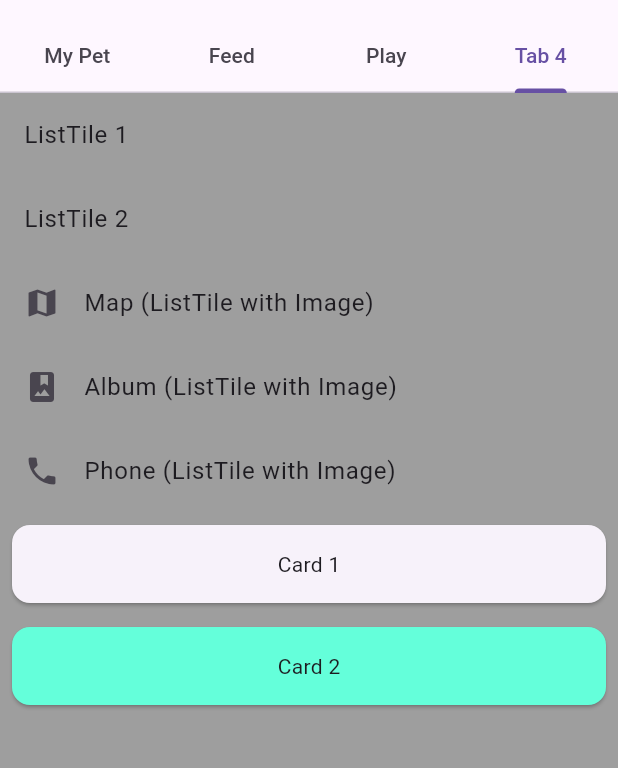
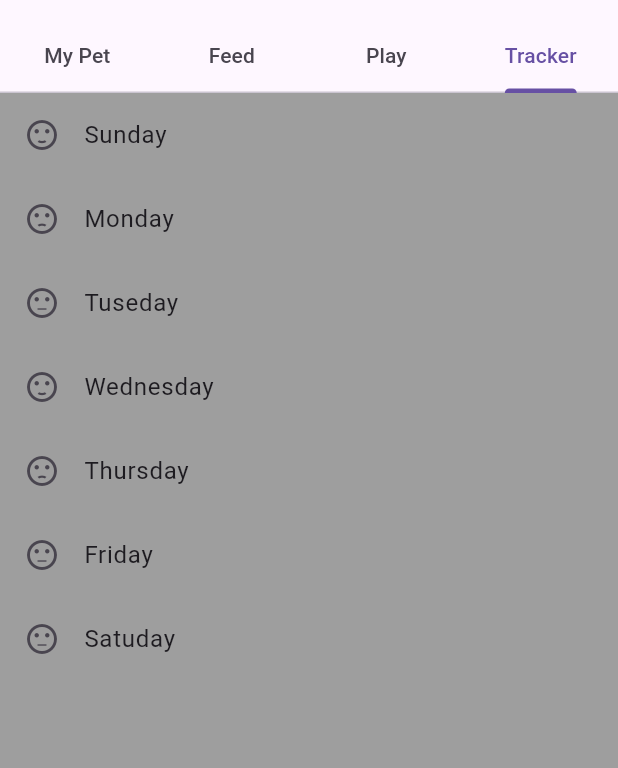
Before and after one commit to lajacl/digital_pet_app, a Flutter app: the screen it shows after launch, tab 4 chosen, on a phone screen of 412 x 824 dp, the part 63-831 px from its top. Run offline on Flutter 3.47's test engine with Material 3 defaults, Android fonts, the phone set to English and light mode, and no system bars; network calls fail.

Commit message:
Added happiness tracker feature

```diff
--- a/lib/main.dart
+++ b/lib/main.dart
@@ -51,7 +51,7 @@ class __TabsNonScrollableDemoState extends State<_TabsNonScrollableDemo>
   @override
   Widget build(BuildContext context) {
     // For the To do task hint: consider defining the widget and name of the tabs here
-    final tabs = ['My Pet', 'Feed', 'Play', 'Tab 4'];
+    final tabs = ['My Pet', 'Feed', 'Play', 'Tracker'];
     return Scaffold(
       appBar: AppBar(
         automaticallyImplyLeading: false,
@@ -161,34 +161,33 @@ class TabContentFour extends StatelessWidget {
       color: Colors.grey,
       child: ListView(
         children: [
-          ListTile(title: Text('ListTile 1')),
-          ListTile(title: Text('ListTile 2')),
           ListTile(
-            leading: Icon(Icons.map),
-            title: Text('Map (ListTile with Image)'),
+            leading: Icon(Icons.sentiment_satisfied),
+            title: Text('Sunday'),
           ),
           ListTile(
-            leading: Icon(Icons.photo_album),
-            title: Text('Album (ListTile with Image)'),
+            leading: Icon(Icons.sentiment_dissatisfied),
+            title: Text('Monday'),
           ),
           ListTile(
-            leading: Icon(Icons.phone),
-            title: Text('Phone (ListTile with Image)'),
+            leading: Icon(Icons.sentiment_neutral),
+            title: Text('Tuseday'),
           ),
-          Card(
-            margin: EdgeInsets.all(8.0),
-            child: Padding(
-              padding: EdgeInsetsGeometry.all(16.0),
-              child: Center(child: Text('Card 1')),
-            ),
+          ListTile(
+            leading: Icon(Icons.sentiment_satisfied),
+            title: Text('Wednesday'),
           ),
-          Card(
-            color: Colors.tealAccent,
-            margin: EdgeInsets.all(8.0),
-            child: Padding(
-              padding: EdgeInsetsGeometry.all(16.0),
-              child: Center(child: Text('Card 2')),
-            ),
+          ListTile(
+            leading: Icon(Icons.sentiment_dissatisfied),
+            title: Text('Thursday'),
+          ),
+          ListTile(
+            leading: Icon(Icons.sentiment_neutral),
+            title: Text('Friday'),
+          ),
+          ListTile(
+            leading: Icon(Icons.sentiment_neutral),
+            title: Text('Satuday'),
           ),
         ],
       ),
```
